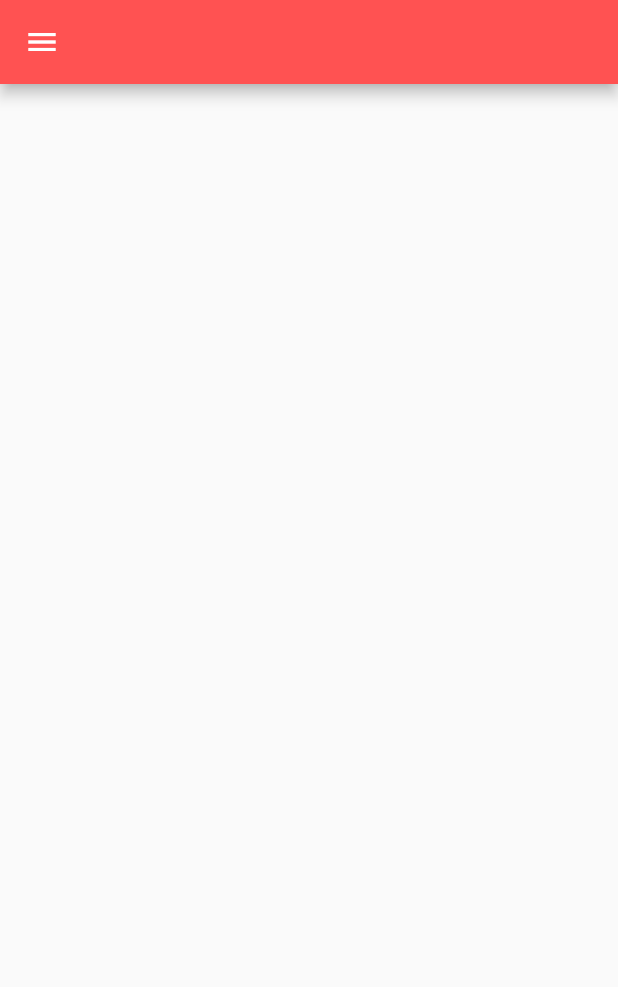
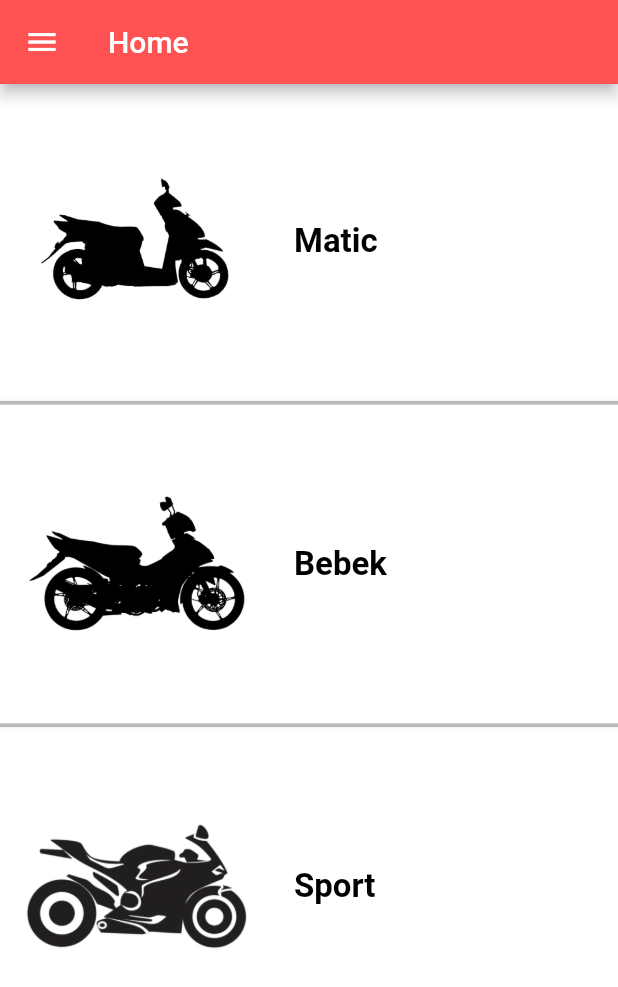
Before and after one commit to Adityals2348/PemrogramanMobile, a Flutter app: the HomePage screen opened directly, on a phone screen of 412 x 824 dp. Shown: the top 987 px of the screen. Run offline on Flutter 3.47's test engine with Material 2 defaults, Android fonts, the phone set to English and light mode, and no system bars; network calls fail.

Commit message:
first commit

```diff
--- a/lib/Home Page.dart
+++ b/lib/Home Page.dart
@@ -1,21 +1,25 @@
 import 'package:flutter/material.dart';
-
-void main() {
-  runApp(MaterialApp(
-    title: 'MyApp',
-    home: HomePage(),
-  ));
-}
+import 'Bebek.dart';
+import 'Matic.dart';
+import 'Sport.dart';
 
 class HomePage extends StatelessWidget {
   @override
   Widget build(BuildContext context) {
     return Scaffold(
       appBar: AppBar(
+        title: Text('Home'),
         backgroundColor: Colors.redAccent,
         automaticallyImplyLeading: true,
       ),
-      drawer: Drawer(
+      drawer: _drawerApani(context),
+      body: _bodyApani(context),
+    );
+  }
+}
+
+Widget _drawerApani(BuildContext context) {
+  return Drawer(
       child: ListView(
     padding: EdgeInsets.zero,
     children: <Widget>[
@@ -58,7 +62,149 @@ class HomePage extends StatelessWidget {
         },
       ),
     ],
-      )),
+  ));
+}
+
+Widget _bodyApani(BuildContext context) {
+  return ListView(
+    children: <Widget>[
+      Container(
+        height: 210,
+        child: Material(
+          color: Colors.white,
+          child: InkWell(
+            splashColor: Colors.brown.shade200,
+            highlightColor: Colors.transparent,
+            onTap: () {
+              Navigator.push(
+                context,
+                MaterialPageRoute(
+                  builder: (context) => Matic(),
+                ),
+              );
+            },
+            // column buat bikin baris
+            child: Column(
+              mainAxisAlignment: MainAxisAlignment.center,
+              children: <Widget>[
+                ListTile(
+                  title: Row(
+                    children: <Widget>[
+                      Image.asset(
+                        'assets/metik.png',
+                        width: 150,
+                        height: 150,
+                      ),
+                      SizedBox(
+                        width: 30,
+                      ), //buat ngasih jarak antar gambar sama teks
+                      Text(
+                        'Matic',
+                        style: TextStyle(
+                            color: Colors.black,
+                            fontWeight: FontWeight.bold,
+                            fontSize: 22),
+                      ),
+                    ],
+                  ),
+                ),
+              ],
+            ),
+          ),
+        ),
+      ),
+      Divider(
+        color: Colors.black26,
+        thickness: 2.5,
+        height: 5,
+      ),
+      Container(
+        height: 210,
+        child: Material(
+          color: Colors.white,
+          child: InkWell(
+            splashColor: Colors.blueAccent.shade100,
+            highlightColor: Colors.transparent,
+            onTap: () {
+              Route route = MaterialPageRoute(builder: (context) => Bebek());
+              Navigator.push(context, route);
+            },
+            // column buat bikin baris
+            child: Column(
+              mainAxisAlignment: MainAxisAlignment.center,
+              children: <Widget>[
+                ListTile(
+                  title: Row(
+                    children: <Widget>[
+                      Image.asset(
+                        'assets/bebek.png',
+                        width: 150,
+                        height: 150,
+                      ),
+                      SizedBox(
+                        width: 30,
+                      ), //buat ngasih jarak antar gambar sama teks
+                      Text(
+                        'Bebek',
+                        style: TextStyle(
+                            color: Colors.black,
+                            fontWeight: FontWeight.bold,
+                            fontSize: 22),
+                      ),
+                    ],
+                  ),
+                ),
+              ],
+            ),
+          ),
+        ),
+      ),
+      Divider(
+        color: Colors.black26,
+        thickness: 2.5,
+        height: 5,
+      ),
+      Container(
+        height: 210,
+        child: Material(
+          color: Colors.white,
+          child: InkWell(
+            splashColor: Colors.red.shade300,
+            highlightColor: Colors.transparent,
+            onTap: () {
+              Route route = MaterialPageRoute(builder: (context) => Sport());
+              Navigator.push(context, route);
+            },
+            // column buat bikin baris
+            child: Column(
+              mainAxisAlignment: MainAxisAlignment.center,
+              children: <Widget>[
+                ListTile(
+                  title: Row(
+                    children: <Widget>[
+                      Image.asset(
+                        'assets/sport.png',
+                        width: 150,
+                        height: 150,
+                      ),
+                      SizedBox(
+                        width: 30,
+                      ), //buat ngasih jarak antar gambar sama teks
+                      Text(
+                        'Sport',
+                        style: TextStyle(
+                            color: Colors.black,
+                            fontWeight: FontWeight.bold,
+                            fontSize: 22),
+                      ),
+                    ],
+                  ),
+                ),
+              ],
+            ),
+          ),
+        ),
+      ),
+    ],
   );
 }
-}
--- a/pubspec.yaml
+++ b/pubspec.yaml
@@ -42,6 +42,9 @@ flutter:
   assets:
     - assets/Logo.png
     - assets/pp.jpg
+    - assets/metik.png
+    - assets/bebek.png
+    - assets/sport.png
   # An image asset can refer to one or more resolution-specific "variants", see
   # https://flutter.dev/assets-and-images/#resolution-aware.
   # For details regarding adding assets from package dependencies, see
```
Also changed, not shown: lib/Bebek.dart (added, +156 -0 lines), lib/Matic.dart (added, +157 -0 lines), lib/Sport.dart (added, +156 -0 lines), assets/bebek.png (added), assets/metik.png (added), assets/sport.png (added). Lines whose indentation alone changed are shown as unchanged.
